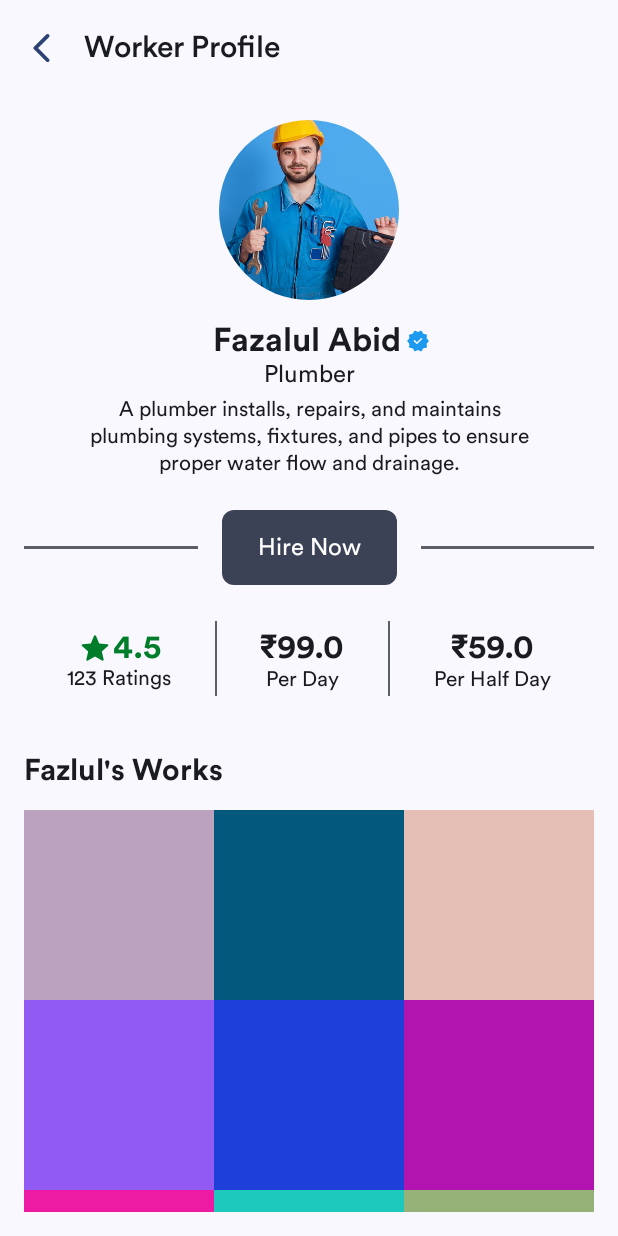
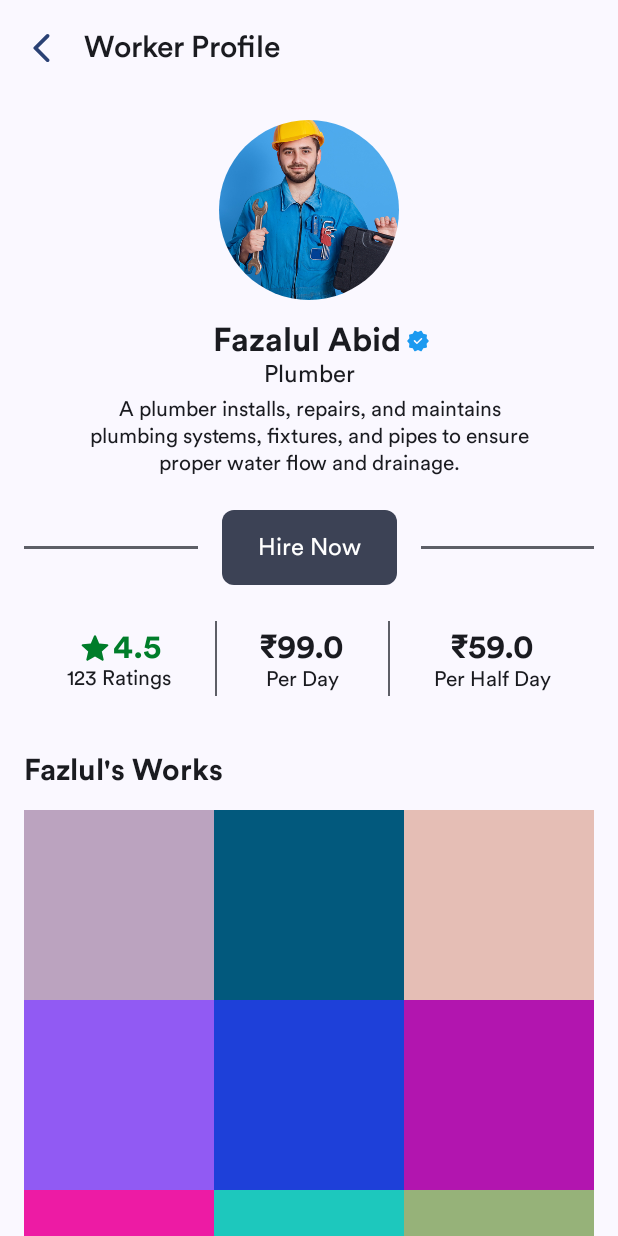
Before and after one commit to FazalulAbid/workers-portal-android, an Android app built with Jetpack Compose: the screen it shows after launch (MainActivity), on a phone screen of 412 x 824 dp. Run offline under Robolectric (Android 15) with nearby library versions, the phone set to English and light mode, and no system bars; our stand-ins replace Dagger/Hilt's generated code, accompanist.

Commit message:
Implemted WorkerProfileScreen Ui design

```diff
--- a/app/src/main/java/com/fifty/workersportal/featureprofile/presentation/workerprofile/WorkerProfileScreen.kt
+++ b/app/src/main/java/com/fifty/workersportal/featureprofile/presentation/workerprofile/WorkerProfileScreen.kt
@@ -18,7 +18,9 @@ import androidx.compose.foundation.layout.padding
 import androidx.compose.foundation.layout.size
 import androidx.compose.foundation.layout.width
 import androidx.compose.foundation.layout.widthIn
+import androidx.compose.foundation.lazy.LazyColumn
 import androidx.compose.foundation.lazy.grid.GridCells
+import androidx.compose.foundation.lazy.grid.GridItemSpan
 import androidx.compose.foundation.lazy.grid.LazyVerticalGrid
 import androidx.compose.foundation.rememberScrollState
 import androidx.compose.foundation.shape.CircleShape
@@ -79,12 +81,19 @@ fun WorkerProfileScreen(
                 )
             }
         )
+
+
+        LazyVerticalGrid(
+            modifier = Modifier.padding(horizontal = SizeMedium),
+            columns = GridCells.Fixed(3)
+        ) {
+            item(span = { GridItemSpan(3) }) {
                 Column(
                     modifier = Modifier
-                .padding(SizeMedium)
                         .fillMaxWidth(),
                     horizontalAlignment = Alignment.CenterHorizontally
                 ) {
+                    Spacer(modifier = Modifier.height(SizeMedium))
                     Image(
                         painter = painterResource(id = R.drawable.plumber_profile),
                         contentDescription = "Plumber description",
@@ -164,11 +173,12 @@ fun WorkerProfileScreen(
                         WorkerWageText(wage = 59.0f, isHalfDay = true)
                     }
                     Spacer(modifier = Modifier.height(SizeLarge))
+                }
+            }
+            item(span = { GridItemSpan(3) }) {
                 PrimaryHeader(text = "Fazlul's Works")
-            LazyVerticalGrid(
-                columns = GridCells.Fixed(3)
-            ) {
-                items(20) {
+            }
+            items(25) {
                 val randomColor =
                     Color(Random.nextInt(256), Random.nextInt(256), Random.nextInt(256))
                 Box(
@@ -180,4 +190,3 @@ fun WorkerProfileScreen(
         }
     }
 }
-}
```
Lines whose indentation alone changed are shown as unchanged.
